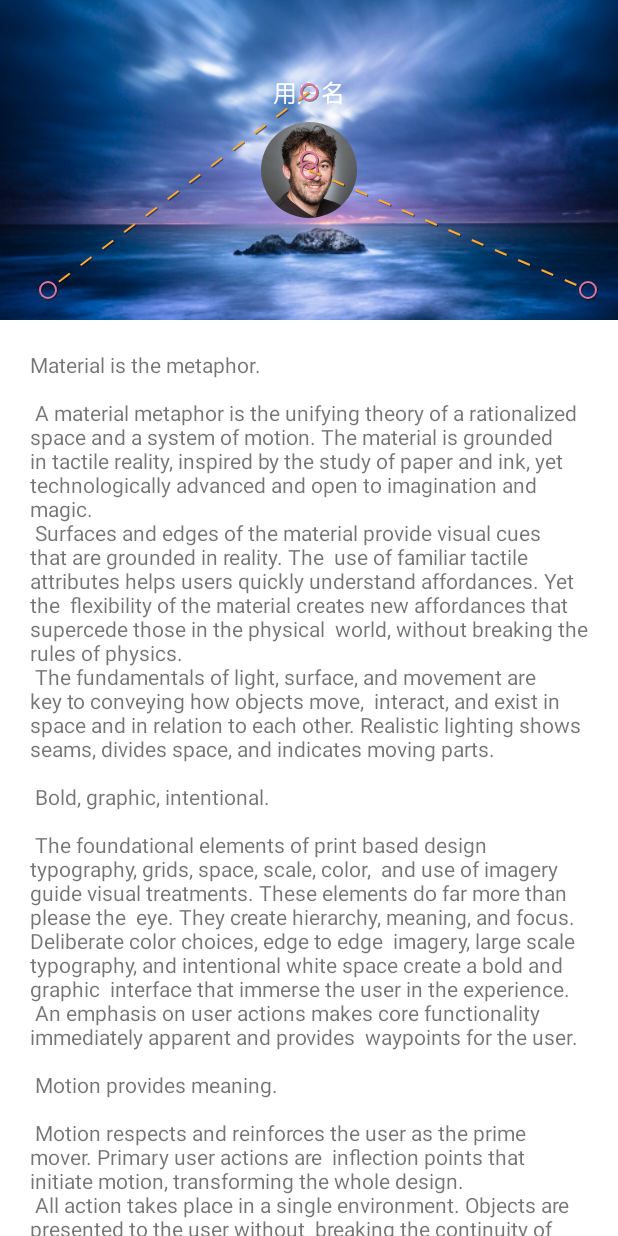
After one commit to wukuiqing49/Material, an Android app: the CoordinatorLayout2Activity screen opened directly, with no data from a screen before it, on a phone screen of 412 x 824 dp. The commit adds this screen. Run offline under Robolectric (Android 15) with nearby library versions, the phone set to English and light mode, and no system bars.

Commit message:
博客类型页面滑动动画

```diff
--- a/app/build.gradle
+++ b/app/build.gradle
@@ -13,8 +13,7 @@ android {
         targetSdkVersion 31
         versionCode 1
         versionName "1.0"
-
-        testInstrumentationRunner "androidx.test.runner.AndroidJUnitRunner"
+        vectorDrawables.useSupportLibrary = true
     }
 
     buildTypes {
@@ -36,7 +35,7 @@ dependencies {
 
     implementation "org.jetbrains.kotlin:kotlin-stdlib:$kotlin_version"
     implementation 'androidx.core:core-ktx:1.2.0'
-    implementation 'androidx.appcompat:appcompat:1.1.0'
-    implementation 'com.google.android.material:material:1.1.0'
+    implementation 'androidx.appcompat:appcompat:1.2.0'
+    implementation 'com.google.android.material:material:1.2.0'
     implementation 'androidx.constraintlayout:constraintlayout:2.1.2'
 }
--- a/app/src/main/AndroidManifest.xml
+++ b/app/src/main/AndroidManifest.xml
@@ -21,6 +21,7 @@
         <activity android:name=".MothionImageFilterViewActivity"/>
         <activity android:name=".MothionKeysetActivity"/>
         <activity android:name=".CoordinatorLayoutActivity"/>
+        <activity android:name=".CoordinatorLayout2Activity"/>
     </application>
 
 </manifest>
--- /dev/null
+++ b/app/src/main/java/com/wu/material/CoordinatorLayout2Activity.kt
@@ -0,0 +1,39 @@
+package com.wu.material
+
+import android.annotation.SuppressLint
+import android.os.Bundle
+import androidx.appcompat.app.AppCompatActivity
+import androidx.constraintlayout.motion.widget.MotionLayout
+import com.google.android.material.appbar.AppBarLayout
+
+/**
+ * @author wkq
+ *
+ * @date 2022年01月24日 13:56
+ *
+ *@des
+ *
+ */
+
+class CoordinatorLayout2Activity : AppCompatActivity() {
+
+    @SuppressLint("RestrictedApi")
+    override fun onCreate(savedInstanceState: Bundle?) {
+        super.onCreate(savedInstanceState)
+        setContentView(R.layout.activity_mothion_coordinator_layout2)
+        //显示路径
+        var motionLayout = findViewById<MotionLayout>(R.id.ml)
+        motionLayout.setDebugMode(MotionLayout.DEBUG_SHOW_PATH)
+
+
+        var appBarLayout = findViewById<AppBarLayout>(R.id.app_layout)
+        appBarLayout.addOnOffsetChangedListener(object : AppBarLayout.OnOffsetChangedListener {
+            override fun onOffsetChanged(appBarLayout: AppBarLayout?, verticalOffset: Int) {
+                //绑定 MotionLayout偏移量
+                motionLayout.progress = -verticalOffset / appBarLayout?.totalScrollRange?.toFloat()!!
+            }
+        })
+    }
+
+
+}
--- a/app/src/main/java/com/wu/material/MainActivity.kt
+++ b/app/src/main/java/com/wu/material/MainActivity.kt
@@ -22,6 +22,9 @@ class MainActivity : AppCompatActivity() {
         findViewById<Button>(R.id.bt_coor).setOnClickListener {
             startActivity(Intent(this,CoordinatorLayoutActivity::class.java));
         }
+        findViewById<Button>(R.id.bt_coor2).setOnClickListener {
+            startActivity(Intent(this,CoordinatorLayout2Activity::class.java));
+        }
     }
 
 }
--- /dev/null
+++ b/app/src/main/res/drawable/circle.xml
@@ -0,0 +1,26 @@
+<?xml version="1.0" encoding="utf-8"?>
+<!--
+  Copyright (C) 2018 The Android Open Source Project
+  Licensed under the Apache License, Version 2.0 (the "License");
+  you may not use this file except in compliance with the License.
+  You may obtain a copy of the License at
+
+       http://www.apache.org/licenses/LICENSE-2.0
+
+  Unless required by applicable law or agreed to in writing, software
+  distributed under the License is distributed on an "AS IS" BASIS,
+  WITHOUT WARRANTIES OR CONDITIONS OF ANY KIND, either express or implied.
+  See the License for the specific language governing permissions and
+  limitations under the License.
+  -->
+<shape xmlns:android="http://schemas.android.com/apk/res/android" >
+
+    <solid android:color="#FFFFFF" />
+
+    <stroke
+        android:width="2dp"
+        android:color="#FF785C" />
+
+    <corners android:radius="40dp" />
+
+</shape>
--- a/app/src/main/res/layout/activity_main.xml
+++ b/app/src/main/res/layout/activity_main.xml
@@ -33,5 +33,11 @@
         android:layout_width="wrap_content"
         android:layout_height="wrap_content"
         android:text="MothionLayout_CoordinatorLayout_学习" />
+    <Button
+        android:id="@+id/bt_coor2"
+        android:layout_marginTop="10dp"
+        android:layout_width="wrap_content"
+        android:layout_height="wrap_content"
+        android:text="MothionLayout_CoordinatorLayout_学习2" />
 
 </LinearLayout>
--- /dev/null
+++ b/app/src/main/res/layout/activity_mothion_coordinator_layout2.xml
@@ -0,0 +1,74 @@
+<?xml version="1.0" encoding="utf-8"?>
+<androidx.coordinatorlayout.widget.CoordinatorLayout xmlns:android="http://schemas.android.com/apk/res/android"
+    xmlns:app="http://schemas.android.com/apk/res-auto"
+    xmlns:tools="http://schemas.android.com/tools"
+    android:layout_width="match_parent"
+    android:layout_height="match_parent"
+    android:background="@color/white"
+    android:fitsSystemWindows="false">
+
+    <!-- 顶部布局   -->
+    <com.google.android.material.appbar.AppBarLayout
+        android:id="@+id/app_layout"
+        android:layout_width="match_parent"
+        android:layout_height="wrap_content"
+        android:minHeight="180dp">
+
+        <!--      minHeight: 最小高度  -->
+        <!--      background: 背景色  -->
+        <!--      layoutDescription : 配置文件-->
+        <androidx.constraintlayout.motion.widget.MotionLayout
+
+            android:id="@+id/ml"
+            android:layout_width="match_parent"
+            android:layout_height="match_parent"
+            android:background="@color/colorAccent"
+            android:fitsSystemWindows="false"
+            android:minHeight="40dp"
+            android:theme="@style/AppTheme.AppBarOverlay"
+            app:layoutDescription="@xml/scene_coordinator_layout02"
+            app:layout_scrollFlags="scroll|enterAlways|snap|exitUntilCollapsed"
+            tools:ignore="MotionLayoutInvalidSceneFileReference">
+
+
+            <ImageView
+                android:id="@+id/backgroundIcon"
+                android:layout_width="match_parent"
+                android:layout_height="match_parent"
+                android:scaleType="centerCrop"
+                android:src="@mipmap/sea" />
+
+            <TextView
+                android:id="@+id/name"
+                android:layout_width="wrap_content"
+                android:layout_height="wrap_content"
+                android:text="用户名"
+                android:textColor="#FFF"
+                android:textSize="16dp" />
+
+            <com.google.android.material.imageview.ShapeableImageView
+                android:id="@+id/icon"
+                android:layout_width="64dp"
+                android:layout_height="64dp"
+                android:background="@mipmap/roard"
+                app:shapeAppearanceOverlay="@style/circleImageStyle" />
+
+
+        </androidx.constraintlayout.motion.widget.MotionLayout>
+
+    </com.google.android.material.appbar.AppBarLayout>
+    <!-- 移动的控件 -->
+    <androidx.core.widget.NestedScrollView
+        android:id="@+id/scrollable"
+        android:layout_width="match_parent"
+        android:layout_height="match_parent"
+        app:layout_behavior="@string/appbar_scrolling_view_behavior">
+
+        <TextView
+            android:layout_width="wrap_content"
+            android:layout_height="wrap_content"
+            android:layout_margin="20dp"
+            android:text="@string/large_text" />
+
+    </androidx.core.widget.NestedScrollView>
+</androidx.coordinatorlayout.widget.CoordinatorLayout>
--- /dev/null
+++ b/app/src/main/res/values/styles.xml
@@ -0,0 +1,33 @@
+<!--
+  Copyright (C) 2018 The Android Open Source Project
+  Licensed under the Apache License, Version 2.0 (the "License");
+  you may not use this file except in compliance with the License.
+  You may obtain a copy of the License at
+
+       http://www.apache.org/licenses/LICENSE-2.0
+
+  Unless required by applicable law or agreed to in writing, software
+  distributed under the License is distributed on an "AS IS" BASIS,
+  WITHOUT WARRANTIES OR CONDITIONS OF ANY KIND, either express or implied.
+  See the License for the specific language governing permissions and
+  limitations under the License.
+  -->
+<resources>
+
+    <style name="circleImageStyle">
+        <item name="cornerFamily">rounded</item>
+        <item name="cornerSize">50%</item>
+    </style>
+    <!-- 水滴 -->
+    <style name="waterImageStyle">
+        <item name="cornerFamilyBottomLeft">rounded</item>
+        <item name="cornerFamilyBottomRight">rounded</item>
+        <item name="cornerFamilyTopLeft">rounded</item>
+        <item name="cornerFamilyTopRight">rounded</item>
+        <item name="cornerSizeBottomLeft">25dp</item>
+        <item name="cornerSizeBottomRight">25dp</item>
+        <item name="cornerSizeTopLeft">70%</item>
+        <item name="cornerSizeTopRight">70%</item>
+    </style>
+
+</resources>
--- a/app/src/main/res/xml/scene_01.xml
+++ b/app/src/main/res/xml/scene_01.xml
@@ -1,5 +1,6 @@
 <?xml version="1.0" encoding="utf-8"?>
-<MotionScene xmlns:android="http://schemas.android.com/apk/res/android"
+<MotionScene
+    xmlns:android="http://schemas.android.com/apk/res/android"
     xmlns:motion="http://schemas.android.com/apk/res-auto">
 
     <!-- 配置动画属性 -->
--- /dev/null
+++ b/app/src/main/res/xml/scene_coordinator_layout02.xml
@@ -0,0 +1,82 @@
+<?xml version="1.0" encoding="utf-8"?>
+<MotionScene xmlns:android="http://schemas.android.com/apk/res/android"
+    xmlns:motion="http://schemas.android.com/apk/res-auto">
+
+    <Transition
+        motion:constraintSetEnd="@+id/end"
+        motion:constraintSetStart="@+id/start"
+        motion:motionInterpolator="linear" />
+
+
+    <ConstraintSet android:id="@+id/start">
+        <!-- 背景透明度变化 alpha  -->
+        <Constraint
+            android:id="@+id/backgroundIcon"
+            android:layout_width="match_parent"
+            android:layout_height="match_parent"
+            android:alpha="1.0" />
+
+        <Constraint
+            android:id="@+id/name"
+            android:layout_width="wrap_content"
+            android:layout_height="wrap_content"
+            android:text="用户名"
+            android:textColor="#FFF"
+            android:textSize="16dp"
+            motion:layout_constraintBottom_toBottomOf="parent"
+            motion:layout_constraintLeft_toLeftOf="parent"
+            motion:layout_constraintRight_toRightOf="parent"
+            motion:layout_constraintTop_toTopOf="parent"
+            motion:layout_constraintVertical_bias="0.26" />
+
+        <Constraint
+            android:id="@+id/icon"
+            android:layout_width="64dp"
+            android:layout_height="64dp"
+
+            android:layout_marginStart="8dp"
+            android:layout_marginTop="8dp"
+            android:layout_marginEnd="8dp"
+            android:background="@mipmap/roard"
+            motion:layout_constraintLeft_toLeftOf="parent"
+            motion:layout_constraintRight_toRightOf="parent"
+            motion:layout_constraintTop_toBottomOf="@+id/name"
+            motion:shapeAppearanceOverlay="@style/circleImageStyle" />
+    </ConstraintSet>
+    <ConstraintSet android:id="@+id/end">
+
+        <Constraint
+            android:id="@id/backgroundIcon"
+            android:layout_width="match_parent"
+            android:layout_height="match_parent"
+            android:alpha="0.2" />
+        <!-- 文字靠左展示 -->
+        <Constraint
+            android:id="@+id/name"
+            android:layout_width="wrap_content"
+            android:layout_height="wrap_content"
+            android:layout_marginStart="8dp"
+            android:layout_marginTop="8dp"
+            android:layout_marginBottom="8dp"
+            android:text="用户名"
+            android:textColor="#FFF"
+            android:textSize="16dp"
+            motion:layout_constraintBottom_toBottomOf="parent"
+            motion:layout_constraintStart_toStartOf="parent" />
+        <!-- 头像靠右展示 -->
+        <Constraint
+            android:id="@+id/icon"
+            android:layout_width="24dp"
+            android:layout_height="24dp"
+            android:layout_marginStart="8dp"
+            android:layout_marginTop="8dp"
+            android:layout_marginEnd="8dp"
+            android:layout_marginBottom="8dp"
+            android:background="@mipmap/roard"
+            motion:layout_constraintBottom_toBottomOf="parent"
+            motion:layout_constraintEnd_toEndOf="parent"
+            motion:shapeAppearanceOverlay="@style/circleImageStyle" />
+    </ConstraintSet>
+
+
+</MotionScene>
```
Also changed, not shown: app/src/main/res/drawable/roard2.jpg (added), app/src/main/res/mipmap-xhdpi/sea.jpg (added).
